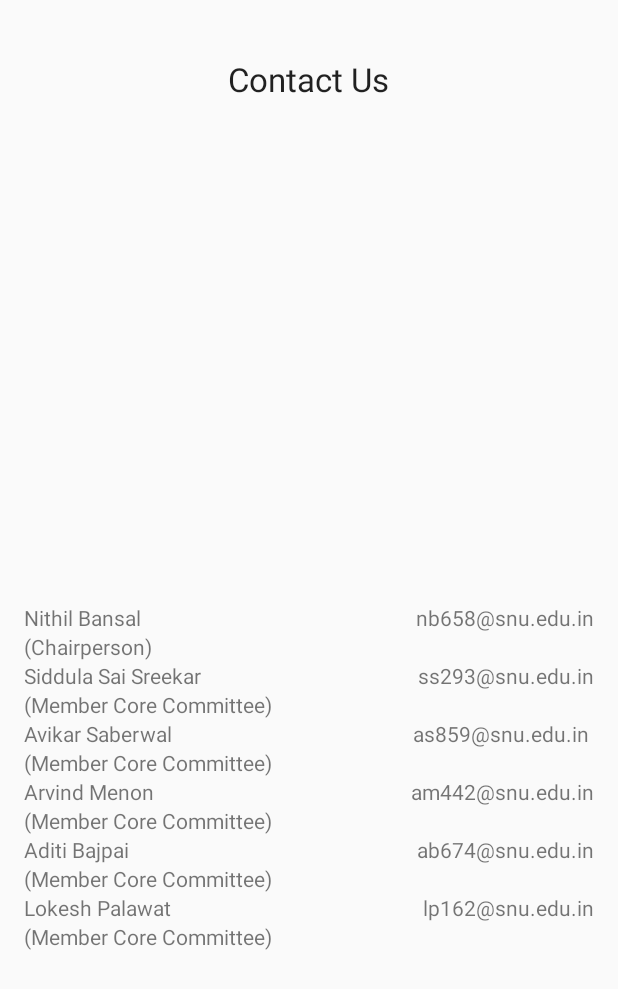
After one commit to mr-karan/SNUMessApp, an Android app: the ContactUs screen opened directly, with no data from a screen before it, on a phone screen of 412 x 824 dp. The commit adds this screen. Shown: the top 989 px of the screen. Run offline under Robolectric (Android 15) with nearby library versions, the phone set to English and light mode, and no system bars.

Commit message:
UI Changes
1. added app logo
2. Added contact us section
3. feedback feature added
4. enabled push notifications

```diff
--- /dev/null
+++ b/SNU_DINE/app/src/main/java/jihadi/example/windows7/food/ContactUs.java
@@ -0,0 +1,13 @@
+package jihadi.example.windows7.food;
+
+import android.support.v7.app.ActionBarActivity;
+import android.os.Bundle;
+
+public class ContactUs extends ActionBarActivity {
+
+    @Override
+    protected void onCreate(Bundle savedInstanceState) {
+        super.onCreate(savedInstanceState);
+        setContentView(R.layout.activity_contact_us);
+    }
+}
--- a/SNU_DINE/app/src/main/java/karan/jihadi/windows7/food/Feedback.java
+++ b/SNU_DINE/app/src/main/java/jihadi/example/windows7/food/Feedback.java
@@ -1,4 +1,4 @@
-package karan.jihadi.windows7.food;
+package jihadi.example.windows7.food;
 
 import android.app.Activity;
 import android.content.Intent;
--- a/SNU_DINE/app/src/main/java/jihadi/example/windows7/food/info.java
+++ b/SNU_DINE/app/src/main/java/jihadi/example/windows7/food/info.java
@@ -1,7 +1,7 @@
 package jihadi.example.windows7.food;
 
+import android.support.v7.app.ActionBarActivity;
 import android.os.Bundle;
-import android.support.v7.app.ActionBarActivity;
 import android.text.Html;
 import android.text.method.LinkMovementMethod;
 import android.view.Menu;
@@ -32,6 +32,10 @@ public class info extends ActionBarActivity {
         String linkText4 = "<a href='http://sheikharaf.me'>Website</a>";
         t4.setText(Html.fromHtml(linkText4));
         t4.setMovementMethod(LinkMovementMethod.getInstance());
+        TextView t5 = (TextView) findViewById(R.id.t5);
+        String linkText5 = "<a href='https://www.facebook.com/ManjulSinghSachan'>Facebook</a>";
+        t5.setText(Html.fromHtml(linkText5));
+        t5.setMovementMethod(LinkMovementMethod.getInstance());
     }
 
 
--- /dev/null
+++ b/SNU_DINE/app/src/main/res/layout/activity_contact_us.xml
@@ -0,0 +1,191 @@
+<?xml version="1.0" encoding="utf-8"?>
+<RelativeLayout xmlns:android="http://schemas.android.com/apk/res/android"
+    xmlns:app="http://schemas.android.com/apk/res-auto"
+    xmlns:tools="http://schemas.android.com/tools"
+    android:id="@+id/activity_contact_us"
+    android:layout_width="match_parent"
+    android:layout_height="match_parent"
+    android:paddingBottom="@dimen/activity_vertical_margin"
+    android:paddingLeft="@dimen/activity_horizontal_margin"
+    android:paddingRight="@dimen/activity_horizontal_margin"
+    android:paddingTop="@dimen/activity_vertical_margin"
+    tools:context="jihadi.example.windows7.food.ContactUs">
+
+    <TextView
+        android:text="Nithil Bansal"
+        android:layout_width="wrap_content"
+        android:layout_height="wrap_content"
+        android:id="@+id/textView14"
+        android:layout_centerVertical="true"
+        android:layout_alignParentLeft="true"
+        android:layout_alignParentStart="true" />
+
+    <TextView
+        android:text="as859@snu.edu.in "
+        android:layout_width="wrap_content"
+        android:layout_height="wrap_content"
+        android:id="@+id/textView11"
+        android:layout_alignBaseline="@+id/textView6"
+        android:layout_alignBottom="@+id/textView6"
+        android:layout_alignParentRight="true"
+        android:layout_alignParentEnd="true" />
+
+    <TextView
+        android:text="am442@snu.edu.in"
+        android:layout_width="wrap_content"
+        android:layout_height="wrap_content"
+        android:id="@+id/textView9"
+        android:layout_alignBaseline="@+id/textView7"
+        android:layout_alignBottom="@+id/textView7"
+        android:layout_alignParentRight="true"
+        android:layout_alignParentEnd="true" />
+
+    <TextView
+        android:text="ab674@snu.edu.in"
+        android:layout_width="wrap_content"
+        android:layout_height="wrap_content"
+        android:id="@+id/textView13"
+        android:layout_alignBaseline="@+id/textView8"
+        android:layout_alignBottom="@+id/textView8"
+        android:layout_alignParentRight="true"
+        android:layout_alignParentEnd="true" />
+
+    <TextView
+        android:text="lp162@snu.edu.in"
+        android:layout_width="wrap_content"
+        android:layout_height="wrap_content"
+        android:id="@+id/textView12"
+        android:layout_alignBaseline="@+id/textView5"
+        android:layout_alignBottom="@+id/textView5"
+        android:layout_alignParentRight="true"
+        android:layout_alignParentEnd="true" />
+
+    <TextView
+        android:text="(Chairperson)"
+        android:layout_width="wrap_content"
+        android:layout_height="wrap_content"
+        android:id="@+id/textView4"
+        android:layout_below="@+id/textView14"
+        android:layout_alignParentLeft="true"
+        android:layout_alignParentStart="true" />
+
+    <TextView
+        android:text="(Member Core Committee)"
+        android:layout_width="wrap_content"
+        android:layout_height="wrap_content"
+        android:id="@+id/textView2"
+        android:layout_below="@+id/textView15"
+        android:layout_alignParentLeft="true"
+        android:layout_alignParentStart="true" />
+
+    <TextView
+        android:text="Siddula Sai Sreekar"
+        android:layout_width="wrap_content"
+        android:layout_height="wrap_content"
+        android:id="@+id/textView15"
+        android:layout_below="@+id/textView4"
+        android:layout_alignParentLeft="true"
+        android:layout_alignParentStart="true" />
+
+    <TextView
+        android:text="Avikar Saberwal"
+        android:layout_width="wrap_content"
+        android:layout_height="wrap_content"
+        android:id="@+id/textView6"
+        android:layout_below="@+id/textView2"
+        android:layout_alignParentLeft="true"
+        android:layout_alignParentStart="true" />
+
+    <TextView
+        android:text="(Member Core Committee)"
+        android:layout_width="wrap_content"
+        android:layout_height="wrap_content"
+        android:id="@+id/textView19"
+        android:layout_below="@+id/textView8"
+        android:layout_alignParentLeft="true"
+        android:layout_alignParentStart="true" />
+
+    <TextView
+        android:text="(Member Core Committee)"
+        android:layout_width="wrap_content"
+        android:layout_height="wrap_content"
+        android:id="@+id/textView17"
+        android:layout_below="@+id/textView5"
+        android:layout_alignParentLeft="true"
+        android:layout_alignParentStart="true" />
+
+    <TextView
+        android:text="(Member Core Committee)"
+        android:layout_width="wrap_content"
+        android:layout_height="wrap_content"
+        android:id="@+id/textView16"
+        android:layout_below="@+id/textView6"
+        android:layout_alignParentLeft="true"
+        android:layout_alignParentStart="true" />
+
+    <TextView
+        android:text="Arvind Menon"
+        android:layout_width="wrap_content"
+        android:layout_height="wrap_content"
+        android:id="@+id/textView7"
+        android:layout_below="@+id/textView16"
+        android:layout_alignParentLeft="true"
+        android:layout_alignParentStart="true" />
+
+    <TextView
+        android:text="(Member Core Committee)"
+        android:layout_width="wrap_content"
+        android:layout_height="wrap_content"
+        android:id="@+id/textView18"
+        android:layout_below="@+id/textView7"
+        android:layout_alignParentLeft="true"
+        android:layout_alignParentStart="true" />
+
+    <TextView
+        android:text="Aditi Bajpai"
+        android:layout_width="wrap_content"
+        android:layout_height="wrap_content"
+        android:id="@+id/textView8"
+        android:layout_below="@+id/textView18"
+        android:layout_alignParentLeft="true"
+        android:layout_alignParentStart="true" />
+
+    <TextView
+        android:text="Lokesh Palawat"
+        android:layout_width="wrap_content"
+        android:layout_height="wrap_content"
+        android:id="@+id/textView5"
+        android:layout_below="@+id/textView19"
+        android:layout_alignParentLeft="true"
+        android:layout_alignParentStart="true" />
+
+    <TextView
+        android:text="nb658@snu.edu.in"
+        android:layout_width="wrap_content"
+        android:layout_height="wrap_content"
+        android:id="@+id/textView3"
+        android:layout_above="@+id/textView4"
+        android:layout_alignParentRight="true"
+        android:layout_alignParentEnd="true" />
+
+    <TextView
+        android:text="ss293@snu.edu.in"
+        android:layout_width="wrap_content"
+        android:layout_height="wrap_content"
+        android:id="@+id/textView10"
+        android:layout_alignBaseline="@+id/textView15"
+        android:layout_alignBottom="@+id/textView15"
+        android:layout_alignParentRight="true"
+        android:layout_alignParentEnd="true" />
+
+    <TextView
+        android:text="Contact Us"
+        android:layout_width="wrap_content"
+        android:layout_height="wrap_content"
+        android:layout_alignParentTop="true"
+        android:layout_centerHorizontal="true"
+        android:layout_marginTop="22dp"
+        android:id="@+id/textView20"
+        android:textAppearance="@style/TextAppearance.AppCompat.Large" />
+
+</RelativeLayout>
--- a/SNU_DINE/app/src/main/res/layout/activity_feedback.xml
+++ b/SNU_DINE/app/src/main/res/layout/activity_feedback.xml
@@ -8,7 +8,7 @@
     android:paddingLeft="@dimen/activity_horizontal_margin"
     android:paddingRight="@dimen/activity_horizontal_margin"
     android:paddingTop="@dimen/activity_vertical_margin"
-    tools:context="karan.jihadi.windows7.food.Feedback">
+    tools:context=".Feedback">
 
     <TextView
         android:text="To:"
--- a/SNU_DINE/build.gradle
+++ b/SNU_DINE/build.gradle
@@ -6,6 +6,7 @@ buildscript {
     }
     dependencies {
         classpath 'com.android.tools.build:gradle:2.2.2'
+        classpath 'com.google.gms:google-services:3.0.0'
 
         // NOTE: Do not place your application dependencies here; they belong
         // in the individual module build.gradle files
```
Also changed, not shown: SNU_DINE/app/build.gradle (+12 -8 lines), SNU_DINE/app/src/main/AndroidManifest.xml (+9 -16 lines), SNU_DINE/app/src/main/java/jihadi/example/windows7/food/MainActivity.java (+147 -49 lines), SNU_DINE/app/src/main/java/jihadi/example/windows7/food/SpecialMenu.java (added, +15 -0 lines), SNU_DINE/app/src/main/res/layout/activity_info.xml (+27 -9 lines), SNU_DINE/app/src/main/res/layout/activity_main.xml (+39 -10 lines), SNU_DINE/app/src/main/res/layout/activity_special_menu.xml (added, +32 -0 lines), SNU_DINE/app/src/main/ic_launcher-web.png (added), SNU_DINE/app/src/main/res/drawable/messlogo.jpg (added), SNU_DINE/app/src/main/res/mipmap-hdpi/ic_launcher.png (added), SNU_DINE/app/src/main/res/mipmap-mdpi/ic_launcher.png (added), SNU_DINE/app/src/main/res/mipmap-xhdpi/ic_launcher.png (added), SNU_DINE/app/src/main/res/mipmap-xxhdpi/ic_launcher.png (added), SNU_DINE/app/src/main/res/mipmap-xxxhdpi/ic_launcher.png (added), 3 other files.
